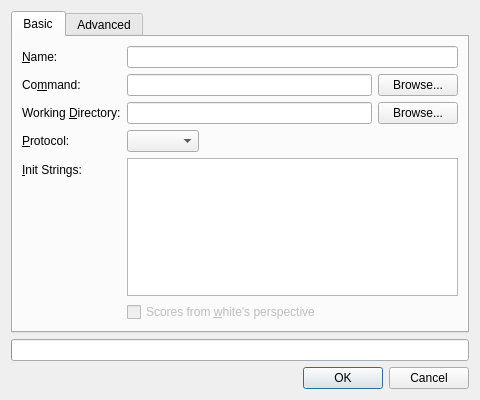
Qt form projects/gui/ui/engineconfigdlg.ui (cutechess/cutechess) before a commit.
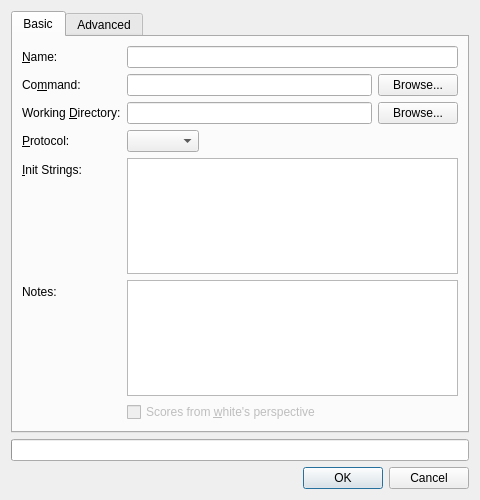
The same form after that commit.

Commit message:
Add notes to engine configurations
Add QPlainTextEdit m_notesEdit to EngineConfigDlg
Add notes fields to EngineConfiguration and EngineConfigurationDlg

Resolves #651

```diff
--- a/projects/gui/ui/engineconfigdlg.ui
+++ b/projects/gui/ui/engineconfigdlg.ui
@@ -7,7 +7,7 @@
     <x>0</x>
     <y>0</y>
     <width>480</width>
-    <height>400</height>
+    <height>500</height>
    </rect>
   </property>
   <layout class="QVBoxLayout" name="verticalLayout_3">
@@ -118,7 +118,7 @@
          </property>
         </widget>
        </item>
-       <item row="5" column="1">
+       <item row="6" column="1">
         <widget class="QCheckBox" name="m_whitePovCheck">
          <property name="enabled">
           <bool>false</bool>
@@ -131,6 +131,16 @@
          </property>
         </widget>
        </item>
+       <item row="5" column="1">
+        <widget class="QPlainTextEdit" name="m_notesEdit"/>
+       </item>
+       <item row="5" column="0">
+        <widget class="QLabel" name="m_notesLabel">
+         <property name="text">
+          <string>Notes:</string>
+         </property>
+        </widget>
+       </item>
       </layout>
      </widget>
      <widget class="QWidget" name="tab_2">
```
The commit also changes 3 other files.
